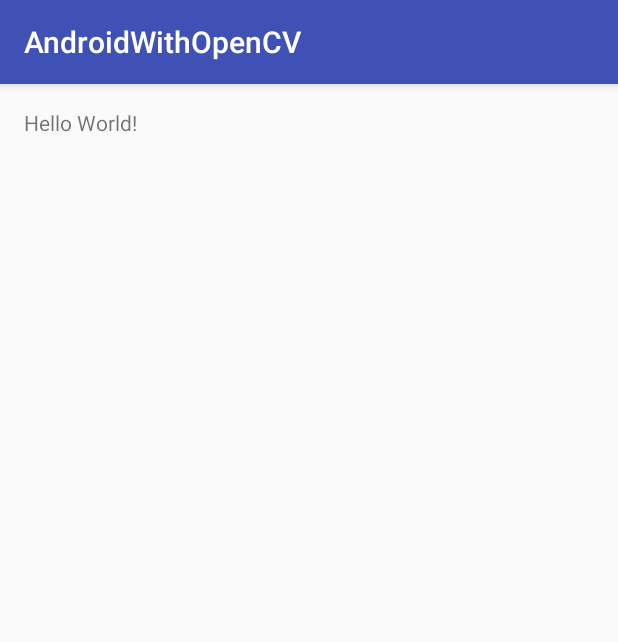
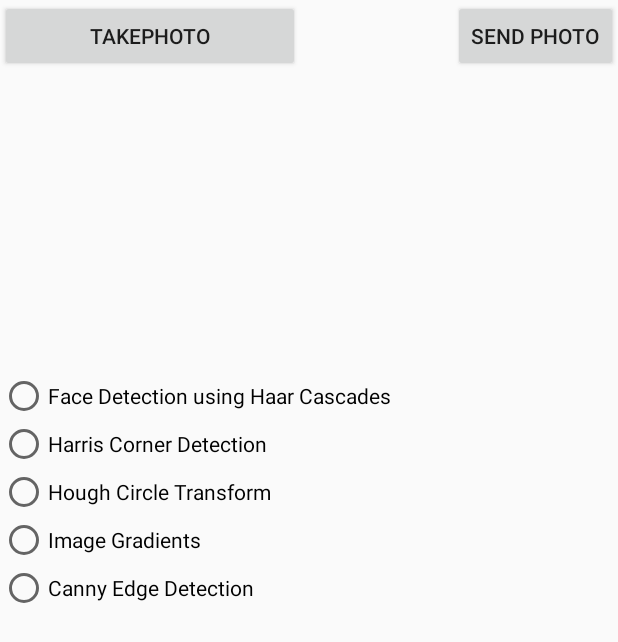
Before and after one commit to projeszk/androidapp, an Android app: the screen it shows after launch (MainActivity), on a phone screen of 412 x 824 dp. Shown: the top 642 px of the screen. Run offline under Robolectric (Android 15) with nearby library versions, the phone set to English and light mode, and no system bars.

Commit message:
Second commit with view and some function, permissions.

```diff
--- a/AndroidWithOpenCV/app/src/main/AndroidManifest.xml
+++ b/AndroidWithOpenCV/app/src/main/AndroidManifest.xml
@@ -1,7 +1,11 @@
 <?xml version="1.0" encoding="utf-8"?>
 <manifest xmlns:android="http://schemas.android.com/apk/res/android"
     package="com.android.devteam.androidwithopencv">
-
+    <uses-feature android:name="android.hardware.camera"
+    android:required="true"/>
+    <uses-permission android:name="android.permission.CAMERA"/>
+    <uses-permission android:name="android.permission.INTERNET"/>
+    <uses-permission android:name="android.permission.ACCESS_NETWORK_STATE"/>
     <application
         android:allowBackup="true"
         android:icon="@mipmap/ic_launcher"
--- a/AndroidWithOpenCV/app/src/main/java/com/android/devteam/androidwithopencv/MainActivity.java
+++ b/AndroidWithOpenCV/app/src/main/java/com/android/devteam/androidwithopencv/MainActivity.java
@@ -1,13 +1,65 @@
 package com.android.devteam.androidwithopencv;
 
-import android.support.v7.app.AppCompatActivity;
+import java.io.File;
+import java.io.FileInputStream;
+import java.util.logging.Logger;
+
+import android.app.Activity;
+import android.content.Intent;
+import android.graphics.Bitmap;
+import android.graphics.BitmapFactory;
+import android.net.Uri;
 import android.os.Bundle;
+import android.os.Environment;
+import android.view.View;
+import android.widget.Button;
+import android.widget.ImageView;
+import android.widget.Toast;
 
-public class MainActivity extends AppCompatActivity {
 
+public class MainActivity extends Activity {
+    private final int CAMERA_IMAGE_REQUEST = 101;
+    private final String IMAGEPATH =Environment.getExternalStorageDirectory().
+            getAbsolutePath( ) + "/tmp _image.jpg";
+    Logger log=Logger.getLogger(MainActivity.class.getName());
+    //ImageToServer imageToServer=new ImageToServer();
     @Override
     protected void onCreate(Bundle savedInstanceState) {
         super.onCreate(savedInstanceState);
         setContentView(R.layout.activity_main);
+        Button btnTakePhoto = (Button) findViewById(R.id.btnTakePhoto);
+        btnTakePhoto.setOnClickListener(new View.OnClickListener() {
+
+            @Override
+            public void onClick(View v) {
+                File imageFile = new File(IMAGEPATH);
+                Uri imageFileUri = Uri.fromFile(imageFile);
+                Intent cameraintent = new Intent( android.provider.MediaStore.ACTION_IMAGE_CAPTURE);
+                log.info(IMAGEPATH);
+                cameraintent.putExtra( android.provider.MediaStore.EXTRA_OUTPUT, imageFileUri);
+                startActivityForResult(cameraintent, CAMERA_IMAGE_REQUEST);
+
+            }
+        }) ;
+    }
+
+    protected void onActivityResult(int requestCode, int resultCode, Intent data) {
+        if (requestCode == CAMERA_IMAGE_REQUEST)
+            if (resultCode == RESULT_OK)
+            { try
+            { File imageFile = new File(IMAGEPATH);
+                FileInputStream fis = new FileInputStream(imageFile);
+                Bitmap img = BitmapFactory.decodeStream(fis);
+                ImageView ivPhoto = ( ImageView) findViewById (R.id.ivPhoto);
+                ivPhoto.setImageBitmap(img);
+            }
+            catch (Exception e) {
+
+            }
+            }
+            else if (resultCode == RESULT_CANCELED)
+                Toast.makeText(this, ("cancelled"),
+                        Toast.LENGTH_LONG) .show();
+
     }
 }
--- a/AndroidWithOpenCV/app/src/main/res/layout/activity_main.xml
+++ b/AndroidWithOpenCV/app/src/main/res/layout/activity_main.xml
@@ -1,16 +1,78 @@
 <?xml version="1.0" encoding="utf-8"?>
 <RelativeLayout xmlns:android="http://schemas.android.com/apk/res/android"
-    xmlns:tools="http://schemas.android.com/tools"
-    android:layout_width="match_parent"
-    android:layout_height="match_parent"
-    android:paddingBottom="@dimen/activity_vertical_margin"
-    android:paddingLeft="@dimen/activity_horizontal_margin"
-    android:paddingRight="@dimen/activity_horizontal_margin"
-    android:paddingTop="@dimen/activity_vertical_margin"
-    tools:context="com.android.devteam.androidwithopencv.MainActivity">
+    android:layout_width="fill_parent"
+    android:layout_height="fill_parent"
+    android:orientation="vertical" >
 
-    <TextView
+    <Button
+        android:id="@+id/btnTakePhoto"
+        android:layout_width="200dp"
+        android:layout_height="wrap_content"
+        android:text="TakePhoto" />
+
+    <ImageView
+        android:id="@+id/ivPhoto"
+        android:layout_width="fill_parent"
+        android:layout_height="200dp"
+        android:layout_alignParentLeft="true"
+        android:layout_below="@+id/btnTakePhoto"
+        android:contentDescription="imgPhoto"
+        android:scaleType="fitCenter" />
+
+
+    <RadioGroup
+        android:layout_width="fill_parent"
+        android:layout_below="@+id/ivPhoto"
+        android:layout_height="wrap_content"
+        android:orientation="vertical">
+        <RadioButton
+            android:id="@+id/radioButton1"
+            android:layout_width="wrap_content"
+            android:layout_height="wrap_content"
+            android:layout_alignParentLeft="true"
+            android:layout_below="@+id/ivPhoto"
+            android:text="Face Detection using Haar Cascades" />
+
+        <RadioButton
+            android:id="@+id/radioButton2"
+            android:layout_width="wrap_content"
+            android:layout_height="wrap_content"
+            android:layout_alignParentLeft="true"
+            android:layout_below="@+id/radioButton1"
+            android:text="Harris Corner Detection" />
+
+        <RadioButton
+            android:id="@+id/radioButton3"
+            android:layout_width="wrap_content"
+            android:layout_height="wrap_content"
+            android:layout_alignParentLeft="true"
+            android:layout_below="@+id/radioButton2"
+            android:text="Hough Circle Transform" />
+
+        <RadioButton
+            android:id="@+id/radioButton4"
+            android:layout_width="wrap_content"
+            android:layout_height="wrap_content"
+            android:layout_above="@+id/radioButton3"
+            android:layout_toRightOf="@+id/radioButton3"
+            android:text="Image Gradients" />
+
+        <RadioButton
+            android:id="@+id/radioButton5"
+            android:layout_width="wrap_content"
+            android:layout_height="wrap_content"
+            android:layout_alignBaseline="@+id/radioButton3"
+            android:layout_alignBottom="@+id/radioButton3"
+            android:layout_alignLeft="@+id/radioButton4"
+            android:text="Canny Edge Detection" />
+    </RadioGroup>
+
+    <Button
+        android:id="@+id/sendToServer"
         android:layout_width="wrap_content"
         android:layout_height="wrap_content"
-        android:text="Hello World!" />
+        android:layout_alignParentRight="true"
+        android:layout_alignParentTop="true"
+        android:text="Send Photo" />
+
 </RelativeLayout>
```
